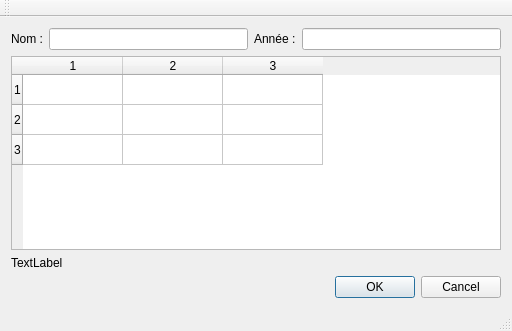
This is mainwindow.ui in Aurelienpla/Client_Calendrier as Qt 5 draws it before an edit. The edited form follows.
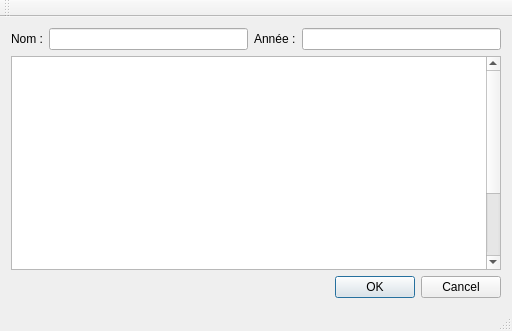
This is the edited form.

Commit message: Amélioration de l'ui : modification de l'apparence de la QTableWidget

The edit to the form file:
```diff
--- a/mainwindow.ui
+++ b/mainwindow.ui
@@ -58,26 +58,46 @@
             <height>100</height>
            </size>
           </property>
+          <property name="showGrid">
+           <bool>false</bool>
+          </property>
           <property name="rowCount">
            <number>3</number>
           </property>
           <property name="columnCount">
            <number>3</number>
           </property>
+          <attribute name="horizontalHeaderVisible">
+           <bool>false</bool>
+          </attribute>
+          <attribute name="horizontalHeaderMinimumSectionSize">
+           <number>50</number>
+          </attribute>
+          <attribute name="verticalHeaderVisible">
+           <bool>false</bool>
+          </attribute>
+          <attribute name="verticalHeaderDefaultSectionSize">
+           <number>100</number>
+          </attribute>
+          <attribute name="verticalHeaderMinimumSectionSize">
+           <number>50</number>
+          </attribute>
           <row/>
           <row/>
           <row/>
           <column/>
           <column/>
           <column/>
-          <item row="0" column="0"/>
-         </widget>
-        </item>
-        <item row="1" column="0">
-         <widget class="QLabel" name="label_3">
-          <property name="text">
-           <string>TextLabel</string>
-          </property>
+          <item row="0" column="0">
+           <property name="text">
+            <string/>
+           </property>
+          </item>
+          <item row="0" column="1">
+           <property name="text">
+            <string/>
+           </property>
+          </item>
          </widget>
         </item>
        </layout>
```
The commit also changes 1 other file.
